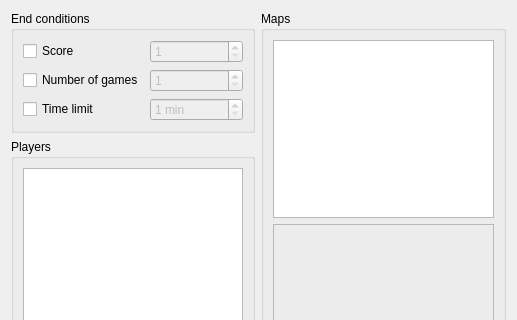
Before: the Qt Designer form ui/form_match.ui in pnordhus/openorbiter, drawn with Qt 5; both pictures show x 0 to 517 and y 0 to 320 of the 517 by 475 pixel window.
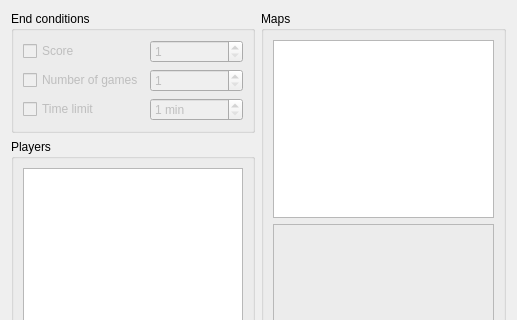
After: the same form once the commit is applied.

```diff
--- a/ui/form_match.ui
+++ b/ui/form_match.ui
@@ -23,6 +23,9 @@
        <layout class="QGridLayout" name="gridLayout" >
         <item row="0" column="0" >
          <widget class="QCheckBox" name="checkBox" >
+          <property name="enabled" >
+           <bool>false</bool>
+          </property>
           <property name="text" >
            <string>Score</string>
           </property>
@@ -43,6 +46,9 @@
         </item>
         <item row="1" column="0" >
          <widget class="QCheckBox" name="checkBox_2" >
+          <property name="enabled" >
+           <bool>false</bool>
+          </property>
           <property name="text" >
            <string>Number of games</string>
           </property>
@@ -63,6 +69,9 @@
         </item>
         <item row="2" column="0" >
          <widget class="QCheckBox" name="checkBox_3" >
+          <property name="enabled" >
+           <bool>false</bool>
+          </property>
           <property name="text" >
            <string>Time limit</string>
           </property>
```
